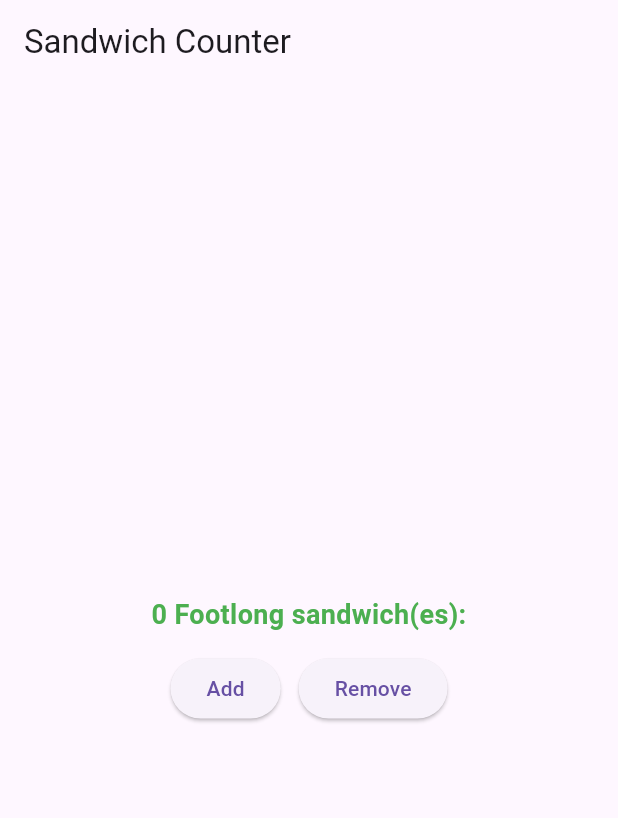
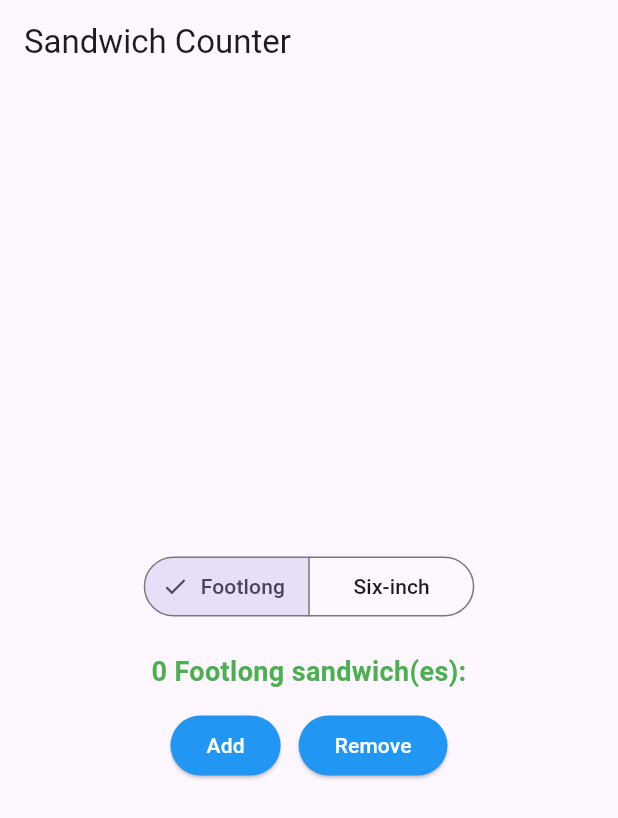
Before and after one commit to Kafanga365/sandwich_shop, a Flutter app: the screen it shows after launch, on a phone screen of 412 x 824 dp. Shown: the top 818 px of the screen. Run offline on Flutter 3.47's test engine with Material 3 defaults, Android fonts, the phone set to English and light mode, and no system bars.

```diff
--- a/sandwich_shop/lib/main.dart
+++ b/sandwich_shop/lib/main.dart
@@ -1,4 +1,5 @@
 import 'package:flutter/material.dart';
+import 'package:sandwich_shop/views/app_styles.dart';
 
 void main() {
   runApp(const App());
@@ -29,6 +30,8 @@ class OrderScreen extends StatefulWidget {
 
 class _OrderScreenState extends State<OrderScreen> {
   int _quantity = 0;
+  // selected sandwich size
+  String _selectedSize = 'Footlong';
 
   void _increaseQuantity() {
     if (_quantity < widget.maxQuantity) {
@@ -52,22 +55,52 @@ class _OrderScreenState extends State<OrderScreen> {
         child: Column(
           mainAxisAlignment: MainAxisAlignment.center,
           children: <Widget>[
+            // Size selector (Material 3 SegmentedButton)
+            Padding(
+              padding: const EdgeInsets.symmetric(vertical: 8.0),
+              child: SegmentedButton<String>(
+                segments: const <ButtonSegment<String>>[
+                  ButtonSegment(value: 'Footlong', label: Text('Footlong')),
+                  ButtonSegment(value: 'Six-inch', label: Text('Six-inch')),
+                ],
+                selected: <String>{_selectedSize},
+                onSelectionChanged: (Set<String> newSelection) {
+                  setState(() {
+                    // take the first (and only) selected value
+                    _selectedSize = newSelection.first;
+                  });
+                },
+              ),
+            ),
+            const SizedBox(height: 12.0),
             OrderItemDisplay(
               _quantity,
-              'Footlong',
+              _selectedSize,
             ),
             const SizedBox(height: 12.0),
             Row(
               mainAxisAlignment: MainAxisAlignment.center,
               children: [
-                ElevatedButton(
-                  onPressed: _increaseQuantity,
-                  child: const Text('Add'),
+                SizedBox(
+                  child: ElevatedButton(
+                    onPressed: _increaseQuantity,
+                    style: ElevatedButton.styleFrom(
+                      backgroundColor: Colors.blue,
+                      foregroundColor: Colors.white,
+                    ),
+                    child: const Text('Add'),
+                  ),
                 ),
                 const SizedBox(width: 12.0),
-                ElevatedButton(
-                  onPressed: _decreaseQuantity,
-                  child: const Text('Remove'),
+                SizedBox(
+                  child: ElevatedButton(
+                    onPressed: _decreaseQuantity,
+                    style: ElevatedButton.styleFrom(
+                      backgroundColor: Colors.blue,
+                      foregroundColor: Colors.white,
+                    ),
+                    child: const Text('Remove'),
+                  ),
                 ),
               ],
             ),
@@ -88,7 +121,7 @@ class OrderItemDisplay extends StatelessWidget {
   Widget build(BuildContext context) {
     return Text(
       '$quantity $itemType sandwich(es): ${'🥪' * quantity}',
-      style: const TextStyle(
+      style: normalText.copyWith(
         color: Colors.green,
         fontWeight: FontWeight.bold,
         fontSize: 18.0,
--- /dev/null
+++ b/sandwich_shop/lib/views/app_styles.dart
@@ -0,0 +1,10 @@
+import 'package:flutter/material.dart';
+
+const TextStyle normalText = TextStyle(
+  fontSize: 16,
+);
+
+const heading1 = TextStyle(
+  fontSize: 24,
+  fontWeight: FontWeight.bold,
+);
```
Also changed, not shown: 1 other file.
